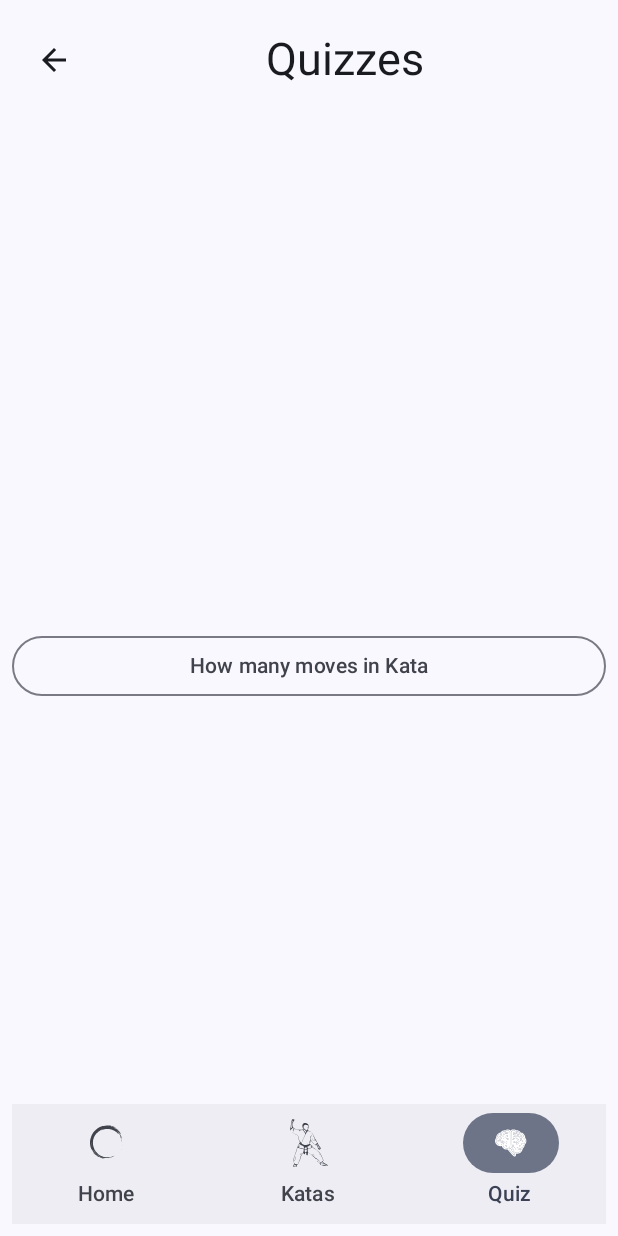
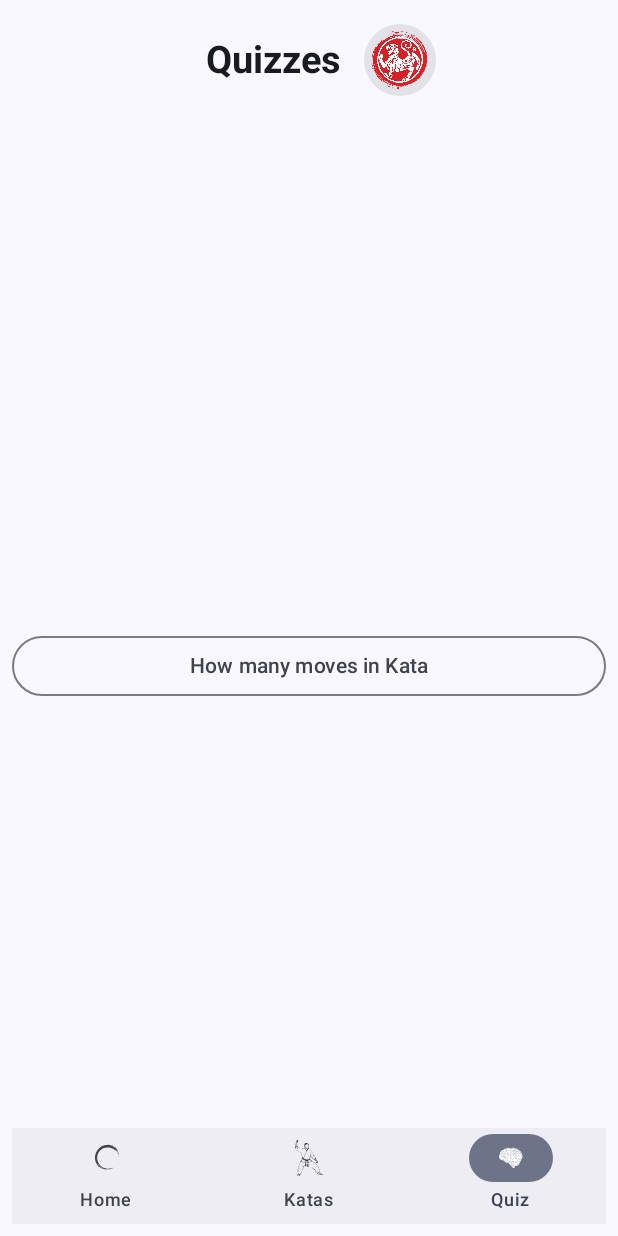
Before and after one commit to cpedrorafael/shotokan-kata-android, an Android app built with Jetpack Compose: the KataList screen opened through its navigation route, item 3 of the bottom bar chosen, on a phone screen of 412 x 824 dp. Run offline under Robolectric (Android 15) with nearby library versions, the phone set to English and light mode, and no system bars; our stand-ins replace Room's generated code.

Commit message:
bottom bar state

```diff
--- a/app/src/main/java/com/guayaba/shotokankata/data/KataInfo.kt
+++ b/app/src/main/java/com/guayaba/shotokankata/data/KataInfo.kt
@@ -25,11 +25,11 @@ enum class KataInfo(val id: Int, val kataName: String, val japaneseName: String,
     GOJUSHIHO_DAI(22, "Gojushiho-dai", "五十四歩大", 62),
     GOJUSHIHO_SHO(23, "Gojushijo-sho", "五十四歩小", 65),
     MEIKYO(24, "Meikyo", "明鏡", 32),
-    WANKAN(25, "Wankan", "王冠", 24),
-    JIIN(26, "Ji'in", "慈陰", 38);
+    WANKAN(25, "Wankan", "王冠", 22),
+    JIIN(26, "Ji'in", "慈陰", 35);
 
     companion object {
         fun findById(id: Int) = KataInfo.entries.find { it.id == id }
-            ?: throw IllegalStateException("Kata not found for provided ID")
+            ?: throw IllegalStateException("Kata not found for provided ID: $id")
     }
 }
--- a/app/src/main/java/com/guayaba/shotokankata/ui/MainActivity.kt
+++ b/app/src/main/java/com/guayaba/shotokankata/ui/MainActivity.kt
@@ -11,12 +11,18 @@ import androidx.activity.compose.setContent
 import androidx.activity.viewModels
 import androidx.compose.foundation.layout.Box
 import androidx.compose.foundation.layout.fillMaxSize
+import androidx.compose.foundation.layout.height
 import androidx.compose.foundation.layout.padding
 import androidx.compose.material3.MaterialTheme
 import androidx.compose.material3.Surface
+import androidx.compose.runtime.getValue
+import androidx.compose.runtime.mutableStateOf
+import androidx.compose.runtime.remember
+import androidx.compose.runtime.saveable.rememberSaveable
 import androidx.compose.ui.Alignment
 import androidx.compose.ui.Modifier
 import androidx.compose.ui.unit.dp
+import androidx.navigation.compose.currentBackStackEntryAsState
 import androidx.navigation.compose.rememberNavController
 import com.guayaba.shotokankata.core.notifications.NotificationReceiver
 import com.guayaba.shotokankata.core.notifications.NotificationUtils
@@ -24,6 +30,7 @@ import com.guayaba.shotokankata.ui.calendar.SessionViewModel
 import com.guayaba.shotokankata.ui.kata.KataViewModel
 import com.guayaba.shotokankata.ui.navigation.AppNavigation
 import com.guayaba.shotokankata.ui.navigation.BottomNavigationBar
+import com.guayaba.shotokankata.ui.navigation.Routes
 import com.guayaba.shotokankata.ui.philosophy.PhilosophyViewModel
 import com.guayaba.shotokankata.ui.quiz.QuizViewModel
 import com.guayaba.shotokankata.ui.theme.ShotokanKataTheme
@@ -43,10 +50,27 @@ class MainActivity : ComponentActivity() {
                     color = MaterialTheme.colorScheme.background
                 ) {
                     val navController = rememberNavController()
+                    val bottomBarState = rememberSaveable { (mutableStateOf(true)) }
+                    val navBackStackEntry by navController.currentBackStackEntryAsState()
+                    when (navBackStackEntry?.destination?.route) {
+                        Routes.SESSION_CALENDAR.route -> {
+                            bottomBarState.value = true
+                        }
+                        Routes.HOME.route -> {
+                            bottomBarState.value = true
+                        }
+                        Routes.QUIZZES.route -> {
+                            bottomBarState.value = true
+                        }
+                        else -> {
+                            bottomBarState.value = false
+                        }
+                    }
+
 
                     Box(
                         Modifier.padding(8.dp)
-                    ) {
+                    ){
                         NotificationPermissionRequest {
                             NotificationUtils.createNotificationChannel(this@MainActivity)
                             setDailyNotification()
@@ -59,9 +83,12 @@ class MainActivity : ComponentActivity() {
                             sessionViewModel
                         )
 
-                        BottomNavigationBar(navController = navController, modifier = Modifier.align(
-                            Alignment.BottomCenter))
-
+                        if(bottomBarState.value) {
+                            BottomNavigationBar(navController = navController, modifier = Modifier.align(
+                                Alignment.BottomCenter).height(64.dp)){
+                                sessionViewModel.update()
+                            }
+                        }
                     }
                 }
             }
--- a/app/src/main/java/com/guayaba/shotokankata/ui/kata/KataComposable.kt
+++ b/app/src/main/java/com/guayaba/shotokankata/ui/kata/KataComposable.kt
@@ -40,7 +40,7 @@ import kotlinx.coroutines.launch
 @OptIn(ExperimentalMaterial3Api::class)
 @SuppressLint("UnusedMaterial3ScaffoldPaddingParameter")
 @Composable
-fun KataView(viewModel: KataViewModel, kataInfo: KataInfo, navigateBack: () -> Unit) {
+fun KataView(viewModel: KataViewModel, kataInfo: KataInfo, navigateBack: (() -> Unit)?) {
     Scaffold(
         topBar = {
             TopAppBar(title = {
@@ -52,10 +52,12 @@ fun KataView(viewModel: KataViewModel, kataInfo: KataInfo, navigateBack: () -> U
                     Text("(${kataInfo.japaneseName})", fontSize = TextUnit(16.0F, TextUnitType.Sp))
                 }
             }, navigationIcon = {
-                IconButton(onClick = navigateBack) {
-                    Icon(
-                        imageVector = Icons.AutoMirrored.Filled.ArrowBack, contentDescription = "Back"
-                    )
+                if (navigateBack != null) {
+                    IconButton(onClick = navigateBack) {
+                        Icon(
+                            imageVector = Icons.AutoMirrored.Filled.ArrowBack, contentDescription = "Back"
+                        )
+                    }
                 }
             })
         },
--- a/app/src/main/java/com/guayaba/shotokankata/ui/kata/KataListComposable.kt
+++ b/app/src/main/java/com/guayaba/shotokankata/ui/kata/KataListComposable.kt
@@ -62,14 +62,12 @@ import kotlinx.coroutines.launch
 @Composable
 fun KataList(
     viewModel: KataViewModel,
-    onNavigationPopBackstack: () -> Unit,
     onNavigateToDetails: (Int) -> Unit
 ) {
     Scaffold(
         topBar = {
             AppTopBar(
-                title = "Shotokan Karate Katas",
-                onBackArrowPressed = { onNavigationPopBackstack() })
+                title = "Shotokan Karate Katas")
         }
     ) { paddingValues ->
         Column(
@@ -79,35 +77,6 @@ fun KataList(
                 .verticalScroll(rememberScrollState()),
             verticalArrangement = Arrangement.SpaceEvenly
         ) {
-//            Box {
-//
-//                Button(
-//                    modifier = Modifier
-//                        .fillMaxWidth(),
-//                    onClick = {
-//                        navController.navigate("quizzes")
-//                    },
-//                ) {
-//                    Text("Test your knowledge with a quiz")
-//                }
-
-//                Icon(
-//                    painter = painterResource(id = R.drawable.brain),
-//                    contentDescription = "Brain",
-//                    Modifier
-//                        .size(48.dp)
-//                        .align(BiasAlignment(0.9f, -0.1f)),
-//                    tint = Color.Unspecified
-//                )
-//            }
-
-//            Spacer(modifier = Modifier.height(16.dp))
-//
-//            Text(
-//                "Or record your Kata practice",
-//                style = TextStyle(textAlign = TextAlign.Center),
-//                modifier = Modifier.fillMaxWidth()
-//            )
 
             Spacer(modifier = Modifier.height(8.dp))
 
--- a/app/src/main/java/com/guayaba/shotokankata/ui/navigation/AppNavigation.kt
+++ b/app/src/main/java/com/guayaba/shotokankata/ui/navigation/AppNavigation.kt
@@ -1,12 +1,13 @@
 package com.guayaba.shotokankata.ui.navigation
 
+import androidx.compose.foundation.layout.padding
 import androidx.compose.runtime.Composable
-import androidx.navigation.NavController
+import androidx.compose.ui.Modifier
+import androidx.compose.ui.unit.dp
 import androidx.navigation.NavHostController
 import androidx.navigation.NavType
 import androidx.navigation.compose.NavHost
 import androidx.navigation.compose.composable
-import androidx.navigation.compose.rememberNavController
 import androidx.navigation.navArgument
 import com.guayaba.shotokankata.data.KataInfo
 import com.guayaba.shotokankata.ui.calendar.SessionCalendarPage
@@ -27,11 +28,12 @@ fun AppNavigation(
     philosophyViewModel: PhilosophyViewModel,
     kataViewModel: KataViewModel,
     quizViewModel: QuizViewModel,
-    sessionViewModel: SessionViewModel
+    sessionViewModel: SessionViewModel,
 ) {
+
     NavHost(
         navController = navController,
-        startDestination = Routes.NIJU_KUN_RANDOM.route
+        startDestination = Routes.NIJU_KUN_RANDOM.route,
     ) {
         composable(
             Routes.NIJU_KUN_RANDOM.route,
@@ -48,14 +50,15 @@ fun AppNavigation(
                 scaleOutOfContainer()
             }
         ) {
-            NijuKun(viewModel = philosophyViewModel, navController, Routes.SESSION_CALENDAR)
+            NijuKun(
+                viewModel = philosophyViewModel,
+            ){
+                navController.navigate(Routes.SESSION_CALENDAR.route)
+            }
         }
 
         composable(Routes.HOME.route) {
-            KataList(kataViewModel, onNavigationPopBackstack = {
-                navController.popBackStack()
-                sessionViewModel.update()
-            }, onNavigateToDetails = { kataId ->
+            KataList(kataViewModel, onNavigateToDetails = { kataId ->
                 navController.navigate("details/$kataId")
             })
         }
--- a/app/src/main/java/com/guayaba/shotokankata/ui/navigation/BottomNavBar.kt
+++ b/app/src/main/java/com/guayaba/shotokankata/ui/navigation/BottomNavBar.kt
@@ -15,8 +15,12 @@ import androidx.navigation.NavController
 import androidx.navigation.compose.currentBackStackEntryAsState
 
 @Composable
-fun BottomNavigationBar(navController: NavController, modifier: Modifier) {
-        NavigationBar(modifier) {
+fun BottomNavigationBar(
+    navController: NavController,
+    modifier: Modifier,
+    onNavEventTriggered: () -> Unit
+) {
+    NavigationBar(modifier) {
         val navBackStackEntry by navController.currentBackStackEntryAsState()
         val currentRoute = navBackStackEntry?.destination?.route
 
@@ -27,10 +31,17 @@ fun BottomNavigationBar(navController: NavController, modifier: Modifier) {
                     navController.navigate(item.route) {
                         popUpTo(navController.graph.startDestinationId)
                         launchSingleTop = true
+                        onNavEventTriggered()
                     }
                 },
-                icon = { Icon(painterResource(id = item.resource), modifier = Modifier.size(32.dp), contentDescription = item.label) },
-                label = { Text(item.label, style = MaterialTheme.typography.labelLarge) }
+                icon = {
+                    Icon(
+                        painterResource(id = item.resource),
+                        modifier = Modifier.size(24.dp),
+                        contentDescription = item.label
+                    )
+                },
+                label = { Text(item.label, style = MaterialTheme.typography.labelMedium) }
             )
         }
     }
--- a/app/src/main/java/com/guayaba/shotokankata/ui/philosophy/NijuKun.kt
+++ b/app/src/main/java/com/guayaba/shotokankata/ui/philosophy/NijuKun.kt
@@ -36,7 +36,10 @@ import com.guayaba.shotokankata.ui.navigation.Routes
 import kotlinx.coroutines.delay
 
 @Composable
-fun NijuKun(viewModel: PhilosophyViewModel, navController: NavHostController, nextRoute: Routes) {
+fun NijuKun(
+    viewModel: PhilosophyViewModel,
+    onSplashFinished: () -> Unit
+) {
     val principle = remember {
         viewModel.getNijuKun()
     }
@@ -45,7 +48,7 @@ fun NijuKun(viewModel: PhilosophyViewModel, navController: NavHostController, ne
 
     LaunchedEffect(Unit) {
         delay(timerDuration)
-        navController.navigate(nextRoute.route)
+        onSplashFinished()
     }
 
     val configuration = LocalConfiguration.current
--- a/app/src/main/java/com/guayaba/shotokankata/ui/quiz/QuizList.kt
+++ b/app/src/main/java/com/guayaba/shotokankata/ui/quiz/QuizList.kt
@@ -29,6 +29,7 @@ import androidx.compose.ui.unit.sp
 import androidx.navigation.NavHostController
 import com.guayaba.shotokankata.data.quizzes.Quizzes
 import com.guayaba.shotokankata.data.quizzes.Quizzes.Companion.mapQuizToRoute
+import com.guayaba.shotokankata.ui.common.AppTopBar
 
 @OptIn(ExperimentalMaterial3Api::class)
 @SuppressLint("UnusedMaterial3ScaffoldPaddingParameter")
@@ -36,23 +37,7 @@ import com.guayaba.shotokankata.data.quizzes.Quizzes.Companion.mapQuizToRoute
 fun QuizList(navHostController: NavHostController) {
     Scaffold(
         topBar = {
-            TopAppBar(title = {
-                Column(
-                    Modifier.fillMaxWidth(),
-                    horizontalAlignment = Alignment.CenterHorizontally
-                ) {
-                    Text("Quizzes", fontSize = TextUnit(30.0F, TextUnitType.Sp))
-                }
-            }, navigationIcon = {
-                IconButton(onClick = {
-                    navHostController.popBackStack()
-                }) {
-                    Icon(
-                        imageVector = Icons.AutoMirrored.Filled.ArrowBack,
-                        contentDescription = "Back"
-                    )
-                }
-            })
+          AppTopBar(title = "Quizzes")
         }
     ) { paddingValues ->
         Column(
--- a/app/src/main/java/com/guayaba/shotokankata/ui/quiz/QuizViewModel.kt
+++ b/app/src/main/java/com/guayaba/shotokankata/ui/quiz/QuizViewModel.kt
@@ -10,6 +10,7 @@ import kotlinx.coroutines.delay
 import kotlinx.coroutines.flow.MutableStateFlow
 import kotlinx.coroutines.flow.StateFlow
 import kotlinx.coroutines.launch
+import java.lang.Exception
 import java.math.BigDecimal
 import java.math.RoundingMode
 import java.time.LocalDateTime
@@ -84,8 +85,10 @@ class QuizViewModel : ViewModel() {
         if (answer == questionFlow.value.question!!.answer) {
             score++
         }else{
-            val currentQuestion = questions.element()
-            wrongAnswers.add(currentQuestion.question)
+            try{
+                val currentQuestion = questions.element()
+                wrongAnswers.add(currentQuestion.question)
+            }catch (_: Exception){}
         }
 
         loadNextQuestion()
```
